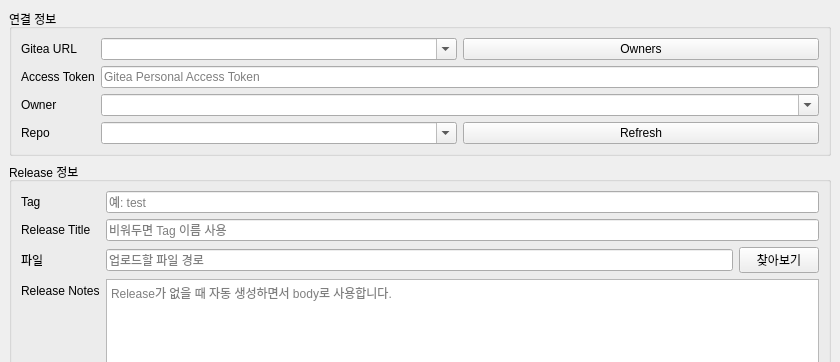
NSJ-student/gitea_release_uploader_pro, file mainwindow.ui: the form before one commit; both pictures show x 0 to 840 and y 0 to 362 of the 840 by 720 pixel window.
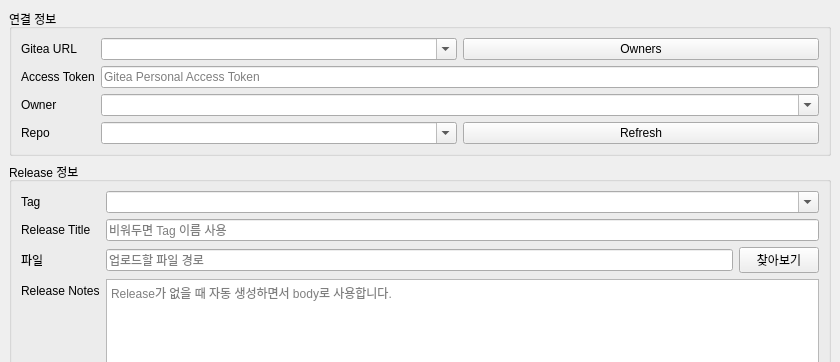
The form after the commit.

```diff
--- a/mainwindow.ui
+++ b/mainwindow.ui
@@ -170,7 +170,10 @@
         </widget>
        </item>
        <item row="0" column="1">
-        <widget class="QLineEdit" name="tagEdit">
+        <widget class="QComboBox" name="tagEdit">
+         <property name="editable">
+          <bool>true</bool>
+         </property>
          <property name="placeholderText">
           <string>예: test</string>
          </property>
```
